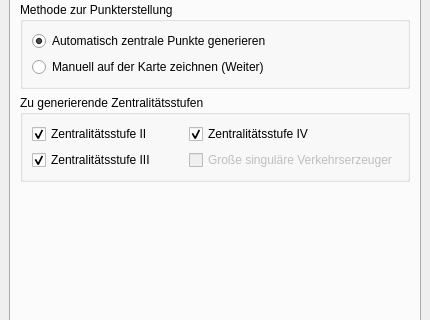
This is visionvelo_digirad_dockwidget.ui in ohrie/DigiRad as Qt 5 draws it before an edit; both pictures show x 0 to 430 and y 97 to 417 of the 430 by 576 pixel window. The edited form follows.
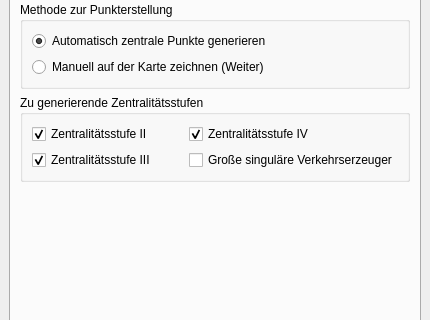
This is the edited form. The open tabs and pages were chosen to show the change. Icons and pictures are not drawn. Custom widgets are drawn as their Qt base class.

The edit to the form file:
```diff
--- a/visionvelo_digirad_dockwidget.ui
+++ b/visionvelo_digirad_dockwidget.ui
@@ -406,7 +406,7 @@
            <item row="1" column="1">
             <widget class="QCheckBox" name="centerLOCSingleCheck">
              <property name="enabled">
-              <bool>false</bool>
+              <bool>true</bool>
              </property>
              <property name="text">
               <string>Große singuläre Verkehrserzeuger</string>
```
